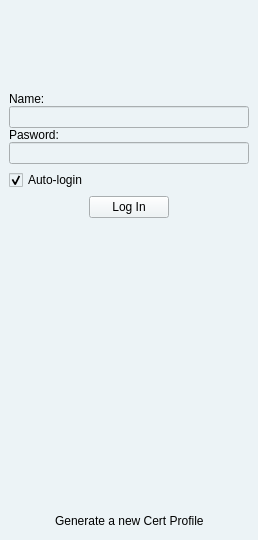
Above: rs-Qt-gui/src/gui/StartDialog.ui from autoscatto/retroshare before the change. Below: the same form after it.
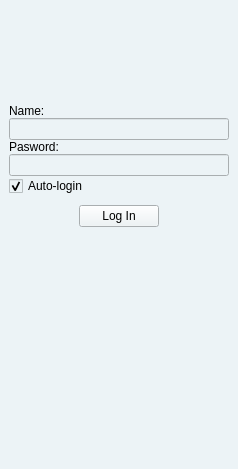
That is the form after the change. Icons and pictures are not drawn.

Commit message: added logobar for StartDialog and MessengerWindow

```diff
--- a/rs-Qt-gui/src/gui/StartDialog.ui
+++ b/rs-Qt-gui/src/gui/StartDialog.ui
@@ -5,8 +5,8 @@
    <rect>
     <x>0</x>
     <y>0</y>
-    <width>258</width>
-    <height>540</height>
+    <width>238</width>
+    <height>469</height>
    </rect>
   </property>
   <property name="palette" >
@@ -444,15 +444,91 @@
   <widget class="QWidget" name="centralwidget" >
    <layout class="QGridLayout" >
     <property name="margin" >
-     <number>9</number>
+     <number>0</number>
     </property>
     <property name="spacing" >
-     <number>6</number>
+     <number>0</number>
     </property>
+    <item row="1" column="0" >
+     <layout class="QGridLayout" >
+      <property name="margin" >
+       <number>9</number>
+      </property>
+      <property name="spacing" >
+       <number>0</number>
+      </property>
+      <item row="1" column="0" >
+       <widget class="QLineEdit" name="loadName" >
+        <property name="minimumSize" >
+         <size>
+          <width>200</width>
+          <height>0</height>
+         </size>
+        </property>
+        <property name="readOnly" >
+         <bool>true</bool>
+        </property>
+       </widget>
+      </item>
+      <item row="3" column="0" >
+       <widget class="QLineEdit" name="loadPasswd" >
+        <property name="minimumSize" >
+         <size>
+          <width>200</width>
+          <height>0</height>
+         </size>
+        </property>
+        <property name="echoMode" >
+         <enum>QLineEdit::Password</enum>
+        </property>
+        <property name="readOnly" >
+         <bool>false</bool>
+        </property>
+       </widget>
+      </item>
+      <item row="4" column="0" >
+       <widget class="QCheckBox" name="autoBox" >
+        <property name="text" >
+         <string>Auto-login</string>
+        </property>
+        <property name="checked" >
+         <bool>true</bool>
+        </property>
+       </widget>
+      </item>
+      <item row="0" column="0" >
+       <widget class="QLabel" name="label_3" >
+        <property name="text" >
+         <string>Name:</string>
+        </property>
+       </widget>
+      </item>
+      <item row="2" column="0" >
+       <widget class="QLabel" name="label_4" >
+        <property name="text" >
+         <string>Pasword:</string>
+        </property>
+       </widget>
+      </item>
+     </layout>
+    </item>
+    <item row="3" column="0" >
+     <spacer>
+      <property name="orientation" >
+       <enum>Qt::Vertical</enum>
+      </property>
+      <property name="sizeHint" >
+       <size>
+        <width>20</width>
+        <height>40</height>
+       </size>
+      </property>
+     </spacer>
+    </item>
     <item row="0" column="0" >
      <layout class="QGridLayout" >
       <property name="margin" >
-       <number>0</number>
+       <number>9</number>
       </property>
       <property name="spacing" >
        <number>6</number>
@@ -512,16 +588,6 @@
      </layout>
     </item>
     <item row="2" column="0" >
-     <widget class="QCheckBox" name="autoBox" >
-      <property name="text" >
-       <string>Auto-login</string>
-      </property>
-      <property name="checked" >
-       <bool>true</bool>
-      </property>
-     </widget>
-    </item>
-    <item row="3" column="0" >
      <layout class="QGridLayout" >
       <property name="margin" >
        <number>0</number>
@@ -564,114 +630,21 @@
       </item>
      </layout>
     </item>
-    <item row="1" column="0" >
-     <layout class="QGridLayout" >
-      <property name="margin" >
-       <number>0</number>
-      </property>
-      <property name="spacing" >
-       <number>0</number>
-      </property>
-      <item row="0" column="0" >
-       <widget class="QLabel" name="label_3" >
-        <property name="text" >
-         <string>Name:</string>
-        </property>
-       </widget>
-      </item>
-      <item row="2" column="0" >
-       <widget class="QLabel" name="label_4" >
-        <property name="text" >
-         <string>Pasword:</string>
-        </property>
-       </widget>
-      </item>
-      <item row="3" column="0" >
-       <widget class="QLineEdit" name="loadPasswd" >
-        <property name="minimumSize" >
-         <size>
-          <width>200</width>
-          <height>0</height>
-         </size>
-        </property>
-        <property name="echoMode" >
-         <enum>QLineEdit::Password</enum>
-        </property>
-        <property name="readOnly" >
-         <bool>false</bool>
-        </property>
-       </widget>
-      </item>
-      <item row="1" column="0" >
-       <widget class="QLineEdit" name="loadName" >
-        <property name="minimumSize" >
-         <size>
-          <width>200</width>
-          <height>0</height>
-         </size>
-        </property>
-        <property name="readOnly" >
-         <bool>true</bool>
-        </property>
-       </widget>
-      </item>
-     </layout>
-    </item>
     <item row="4" column="0" >
-     <spacer>
-      <property name="orientation" >
-       <enum>Qt::Vertical</enum>
-      </property>
-      <property name="sizeHint" >
+     <widget class="QFrame" name="callBarFrame" >
+      <property name="minimumSize" >
        <size>
-        <width>20</width>
-        <height>40</height>
+        <width>16</width>
+        <height>65</height>
        </size>
       </property>
-     </spacer>
-    </item>
-    <item row="5" column="0" >
-     <layout class="QGridLayout" >
-      <property name="margin" >
-       <number>0</number>
+      <property name="frameShape" >
+       <enum>QFrame::NoFrame</enum>
       </property>
-      <property name="spacing" >
-       <number>6</number>
+      <property name="frameShadow" >
+       <enum>QFrame::Raised</enum>
       </property>
-      <item row="0" column="0" >
-       <spacer>
-        <property name="orientation" >
-         <enum>Qt::Horizontal</enum>
-        </property>
-        <property name="sizeHint" >
-         <size>
-          <width>31</width>
-          <height>20</height>
-         </size>
-        </property>
-       </spacer>
-      </item>
-      <item row="0" column="2" >
-       <spacer>
-        <property name="orientation" >
-         <enum>Qt::Horizontal</enum>
-        </property>
-        <property name="sizeHint" >
-         <size>
-          <width>40</width>
-          <height>20</height>
-         </size>
-        </property>
-       </spacer>
-      </item>
-      <item row="0" column="1" >
-       <widget class="QLabel" name="createNewAccountLabel" >
-        <property name="text" >
-         <string>Generate a new Cert Profile</string>
-        </property>
-       </widget>
-      </item>
-     </layout>
+     </widget>
     </item>
    </layout>
   </widget>
```
The commit also changes 8 other files.
